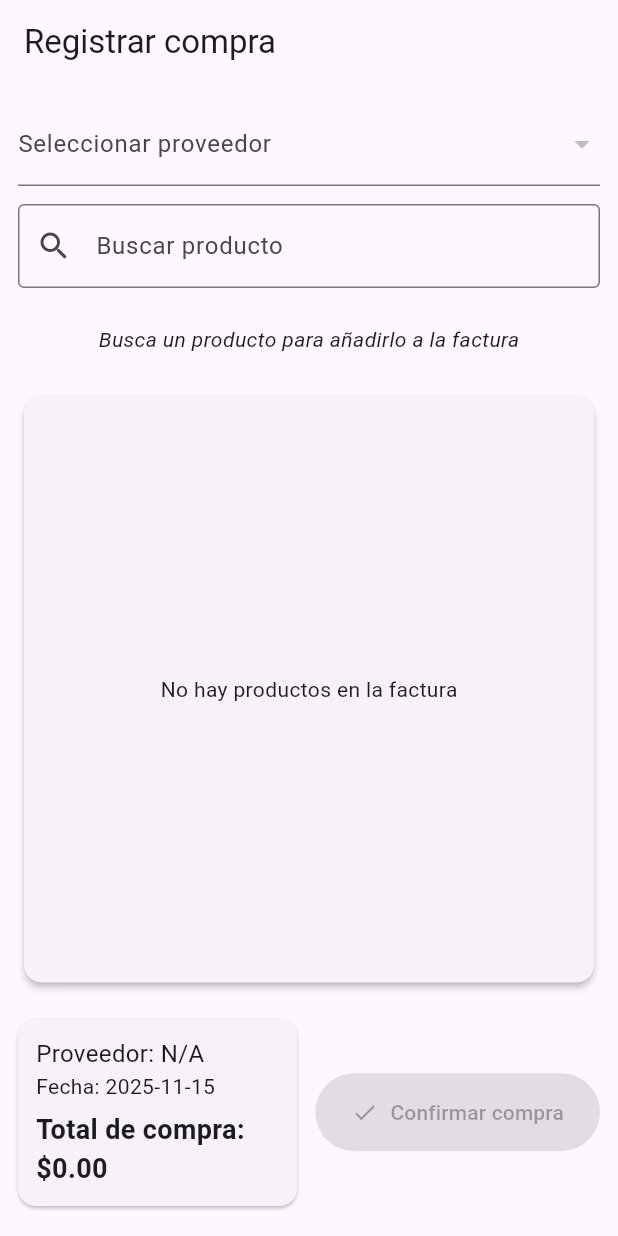
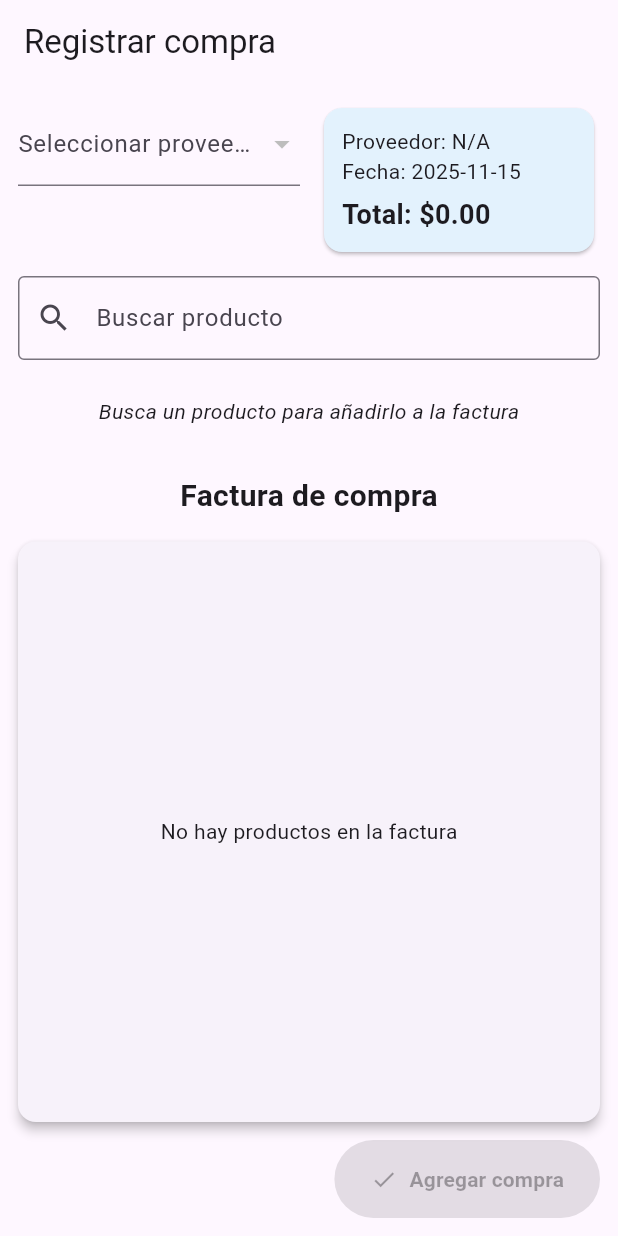
Before and after one commit to Andwan2/farmacia, a Flutter app: the ComprasRegistrarScreen screen opened by its route, on a phone screen of 412 x 824 dp. Run offline on Flutter 3.47's test engine with Material 3 defaults, Android fonts, the phone set to English and light mode, and no system bars; our stand-ins replace go_router, supabase_flutter; accounts and stored records are empty.

Commit message:
mejoras en la screen de compras

```diff
--- a/lib/screens/compras_registrar_screen.dart
+++ b/lib/screens/compras_registrar_screen.dart
@@ -19,17 +19,32 @@ class _ComprasRegistrarScreenState extends State<ComprasRegistrarScreen> {
 
   String? proveedorSeleccionado;
 
+  @override
+  void initState() {
+    super.initState();
+    cargarProductos();
+    cargarProveedores();
+    searchController.addListener(() {
+      filtrarProductos(searchController.text);
+      setState(() {}); // para actualizar la visibilidad condicional
+    });
+  }
+
+  @override
+  void dispose() {
+    searchController.dispose();
+    super.dispose();
+  }
+
   Future<void> cargarProductos() async {
     try {
       final data = await supabase
           .from('productos')
           .select('id_productos, nombre_producto, id_inventario, inventario(stock)');
-      if (mounted && data != null) {
       setState(() {
-          productos = List<Map<String, dynamic>>.from(data);
+        productos = List<Map<String, dynamic>>.from(data as List);
         productosFiltrados = productos;
       });
-      }
     } catch (e) {
       debugPrint('Error cargar productos: $e');
     }
@@ -40,17 +55,19 @@ class _ComprasRegistrarScreenState extends State<ComprasRegistrarScreen> {
       final data = await supabase
           .from('proveedores')
           .select('id_proveedor, nombre_proveedor');
-      if (mounted && data != null) {
       setState(() {
-          proveedores = List<Map<String, dynamic>>.from(data);
+        proveedores = List<Map<String, dynamic>>.from(data as List);
       });
-      }
     } catch (e) {
       debugPrint('Error cargar proveedores: $e');
     }
   }
 
   void filtrarProductos(String query) {
+    if (query.trim().isEmpty) {
+      setState(() => productosFiltrados = []);
+      return;
+    }
     final filtrados = productos.where((p) {
       final nombre = (p['nombre_producto'] ?? '').toString().toLowerCase();
       return nombre.contains(query.toLowerCase());
@@ -75,12 +92,10 @@ class _ComprasRegistrarScreenState extends State<ComprasRegistrarScreen> {
         'precio_unitario': precioUnitario,
         'total': total,
         'id_inventario': producto['id_inventario'],
-        'fecha_vencimiento': fechaVenc, // siempre DateTime? aquí
+        'fecha_vencimiento': fechaVenc, // DateTime? en carrito
       });
     });
   }
-
-
 
   void eliminarDelCarrito(int index) {
     setState(() {
@@ -95,6 +110,15 @@ class _ComprasRegistrarScreenState extends State<ComprasRegistrarScreen> {
     );
   }
 
+  String _nombreProveedor() {
+    if (proveedorSeleccionado == null) return 'N/A';
+    final prov = proveedores.firstWhere(
+      (p) => p['id_proveedor'] == proveedorSeleccionado,
+      orElse: () => {},
+    );
+    return (prov['nombre_proveedor'] ?? 'N/A').toString();
+  }
+
   Future<void> confirmarCompra() async {
     if (carrito.isEmpty || proveedorSeleccionado == null) return;
 
@@ -102,14 +126,6 @@ class _ComprasRegistrarScreenState extends State<ComprasRegistrarScreen> {
     final totalCompra = calcularTotalCompra();
 
     try {
-      // Empleado (si aplica en tu modelo)
-      final empleadoRes = await supabase
-          .from('empleados')
-          .select('id_empleado')
-          .limit(1)
-          .maybeSingle();
-      final idEmpleado = empleadoRes?['id_empleado'];
-
       // Insertar compra
       final compraRes = await supabase
           .from('compras')
@@ -119,11 +135,10 @@ class _ComprasRegistrarScreenState extends State<ComprasRegistrarScreen> {
             'id_proveedor': proveedorSeleccionado,
           })
           .select();
-      final idCompra = compraRes.first['id_compras'];
+      final idCompra = (compraRes as List).first['id_compras'];
 
-      // Insertar detalle y actualizar stock
+      // Por cada ítem del carrito: insertar detalle y actualizar inventario
       for (final item in carrito) {
-      // Insertar detalle (sin fecha_vencimiento)
         await supabase.from('detalle_compras').insert({
           'id_compras': idCompra,
           'id_productos': item['id_producto'],
@@ -132,40 +147,43 @@ class _ComprasRegistrarScreenState extends State<ComprasRegistrarScreen> {
           'subtotal': item['total'],
         });
 
-      // Actualizar inventario: stock + fecha_vencimiento
-      final inventarioRes = await supabase
+        // stock actual
+        final invRes = await supabase
             .from('inventario')
             .select('stock')
             .eq('id_inventario', item['id_inventario'])
             .single();
 
-      final stockActual = inventarioRes['stock'] ?? 0;
-      final nuevoStock = stockActual + item['cantidad'];
+        final stockActual =
+            (invRes['stock'] == null) ? 0 : (invRes['stock'] as num).toInt();
+        final nuevoStock = stockActual + (item['cantidad'] as int);
 
+        // actualizar inventario: stock y fecha_vencimiento (si existe)
         await supabase
             .from('inventario')
             .update({
               'stock': nuevoStock,
               'fecha_vencimiento': item['fecha_vencimiento'] == null
                   ? null
-          : (item['fecha_vencimiento'] as DateTime).toIso8601String().split('T')[0],
+                  : (item['fecha_vencimiento'] as DateTime)
+                      .toIso8601String()
+                      .split('T')
+                      .first,
             })
             .eq('id_inventario', item['id_inventario']);
-
       }
-
 
       if (mounted) {
         ScaffoldMessenger.of(context).showSnackBar(
           const SnackBar(content: Text('Compra registrada correctamente')),
         );
       }
-      if (mounted) {
       setState(() {
         carrito.clear();
         proveedorSeleccionado = null;
+        searchController.clear();
+        productosFiltrados = [];
       });
-      }
     } catch (e) {
       debugPrint('Error al registrar compra: $e');
       if (mounted) {
@@ -177,37 +195,24 @@ class _ComprasRegistrarScreenState extends State<ComprasRegistrarScreen> {
   }
 
   @override
-  void initState() {
-    super.initState();
-    cargarProductos();
-    cargarProveedores();
-    searchController.addListener(() {
-      filtrarProductos(searchController.text);
-    });
-  }
-
-  @override
-  void dispose() {
-    searchController.dispose();
-    super.dispose();
-  }
-
-  @override
   Widget build(BuildContext context) {
     final totalCompra = calcularTotalCompra();
 
     return Scaffold(
-      appBar: AppBar(
-        title: const Text('Registrar compra'),
-      ),
+      appBar: AppBar(title: const Text('Registrar compra')),
       body: Padding(
         padding: const EdgeInsets.all(12),
         child: Column(
           children: [
-            // Proveedor
-            DropdownButtonFormField<String>(
+            // Encabezado: proveedor + resumen
+            Row(
+              crossAxisAlignment: CrossAxisAlignment.start,
+              children: [
+                Expanded(
+                  child: DropdownButtonFormField<String>(
                     value: proveedorSeleccionado,
-              decoration: const InputDecoration(labelText: 'Seleccionar proveedor'),
+                    decoration:
+                        const InputDecoration(labelText: 'Seleccionar proveedor'),
                     items: proveedores.map((prov) {
                       return DropdownMenuItem<String>(
                         value: prov['id_proveedor'],
@@ -216,6 +221,34 @@ class _ComprasRegistrarScreenState extends State<ComprasRegistrarScreen> {
                     }).toList(),
                     onChanged: (value) => setState(() => proveedorSeleccionado = value),
                   ),
+                ),
+                const SizedBox(width: 12),
+                Expanded(
+                  child: Card(
+                    color: Colors.blue.shade50,
+                    child: Padding(
+                      padding: const EdgeInsets.all(12),
+                      child: Column(
+                        crossAxisAlignment: CrossAxisAlignment.start,
+                        children: [
+                          Text('Proveedor: ${_nombreProveedor()}'),
+                          Text(
+                            'Fecha: ${DateTime.now().toLocal().toString().split(' ')[0]}',
+                          ),
+                          const SizedBox(height: 6),
+                          Text(
+                            'Total: \$${totalCompra.toStringAsFixed(2)}',
+                            style: const TextStyle(
+                                fontSize: 18, fontWeight: FontWeight.bold),
+                          ),
+                        ],
+                      ),
+                    ),
+                  ),
+                ),
+              ],
+            ),
+
             const SizedBox(height: 12),
 
             // Búsqueda
@@ -227,9 +260,10 @@ class _ComprasRegistrarScreenState extends State<ComprasRegistrarScreen> {
                 border: OutlineInputBorder(),
               ),
             ),
+
             const SizedBox(height: 12),
 
-            // Tabla productos disponibles
+            // Tabla productos disponibles (solo si hay búsqueda activa)
             if (searchController.text.trim().isNotEmpty)
               Expanded(
                 child: Card(
@@ -260,31 +294,45 @@ class _ComprasRegistrarScreenState extends State<ComprasRegistrarScreen> {
                             DataCell(TextField(
                               controller: cantidadCtrl,
                               keyboardType: TextInputType.number,
-                          decoration: const InputDecoration(border: InputBorder.none, hintText: '0'),
+                              decoration: const InputDecoration(
+                                border: InputBorder.none,
+                                hintText: '0',
+                              ),
                             )),
                             DataCell(TextField(
                               controller: precioCtrl,
                               keyboardType: TextInputType.number,
-                          decoration: const InputDecoration(border: InputBorder.none, hintText: '0.00'),
+                              decoration: const InputDecoration(
+                                border: InputBorder.none,
+                                hintText: '0.00',
+                              ),
                             )),
                             DataCell(TextField(
                               controller: fechaVencCtrl,
-                          decoration: const InputDecoration(border: InputBorder.none, hintText: 'YYYY-MM-DD'),
+                              decoration: const InputDecoration(
+                                border: InputBorder.none,
+                                hintText: 'YYYY-MM-DD',
+                              ),
                             )),
                             DataCell(ElevatedButton.icon(
                               icon: const Icon(Icons.add),
                               label: const Text('Añadir'),
                               onPressed: () {
-                            final cantidad = int.tryParse(cantidadCtrl.text.trim()) ?? 0;
-                            final precio = double.tryParse(precioCtrl.text.trim()) ?? 0;
+                                final cantidad =
+                                    int.tryParse(cantidadCtrl.text.trim()) ?? 0;
+                                final precio =
+                                    double.tryParse(precioCtrl.text.trim()) ?? 0;
                                 final fechaTexto = fechaVencCtrl.text.trim();
 
-                            final fechaRegex = RegExp(r'^\d{4}-\d{2}-\d{2}$');
+                                final fechaRegex =
+                                    RegExp(r'^\d{4}-\d{2}-\d{2}$');
                                 DateTime? fechaFinal;
 
                                 if (cantidad <= 0 || precio <= 0) {
                                   ScaffoldMessenger.of(context).showSnackBar(
-                                const SnackBar(content: Text('Cantidad y precio deben ser mayores a cero')),
+                                    const SnackBar(
+                                        content: Text(
+                                            'Cantidad y precio deben ser mayores a cero')),
                                   );
                                   return;
                                 }
@@ -292,7 +340,9 @@ class _ComprasRegistrarScreenState extends State<ComprasRegistrarScreen> {
                                 if (fechaTexto.isNotEmpty) {
                                   if (!fechaRegex.hasMatch(fechaTexto)) {
                                     ScaffoldMessenger.of(context).showSnackBar(
-                                  const SnackBar(content: Text('Formato inválido. Usa YYYY-MM-DD')),
+                                      const SnackBar(
+                                          content: Text(
+                                              'Formato inválido. Usa YYYY-MM-DD')),
                                     );
                                     return;
                                   }
@@ -300,19 +350,27 @@ class _ComprasRegistrarScreenState extends State<ComprasRegistrarScreen> {
                                     fechaFinal = DateTime.parse(fechaTexto);
                                     if (fechaFinal.isBefore(DateTime.now())) {
                                       ScaffoldMessenger.of(context).showSnackBar(
-                                    const SnackBar(content: Text('La fecha de vencimiento no puede ser anterior a hoy')),
+                                        const SnackBar(
+                                            content: Text(
+                                                'La fecha no puede ser anterior a hoy')),
                                       );
                                       return;
                                     }
                                   } catch (_) {
                                     ScaffoldMessenger.of(context).showSnackBar(
-                                  const SnackBar(content: Text('Fecha inválida')),
+                                      const SnackBar(
+                                          content: Text('Fecha inválida')),
                                     );
                                     return;
                                   }
                                 }
 
-                            agregarAlCarrito(producto, cantidad, precio, fechaFinal);
+                                agregarAlCarrito(
+                                  producto,
+                                  cantidad,
+                                  precio,
+                                  fechaFinal,
+                                );
                               },
                             )),
                           ]);
@@ -321,7 +379,8 @@ class _ComprasRegistrarScreenState extends State<ComprasRegistrarScreen> {
                     ),
                   ),
                 ),
-            )else
+              )
+            else
               const Padding(
                 padding: EdgeInsets.symmetric(vertical: 12),
                 child: Text(
@@ -329,20 +388,36 @@ class _ComprasRegistrarScreenState extends State<ComprasRegistrarScreen> {
                   style: TextStyle(fontStyle: FontStyle.italic),
                 ),
               ),
+
             const SizedBox(height: 12),
 
             // Factura
+            const Padding(
+            padding: EdgeInsets.symmetric(vertical: 8),
+            child: Center(
+              child: Text(
+                'Factura de compra',
+                style: TextStyle(
+                  fontSize: 20,
+                  fontWeight: FontWeight.bold,
+                ),
+              ),
+            ),
+          ),
             Expanded(
               child: Card(
-                elevation: 2,
+                elevation: 3,
+                margin: const EdgeInsets.only(top: 8),
                 child: Padding(
-                  padding: const EdgeInsets.all(8),
+                  padding: const EdgeInsets.all(16),
                   child: carrito.isEmpty
                       ? const Center(child: Text('No hay productos en la factura'))
                       : SingleChildScrollView(
                           scrollDirection: Axis.vertical,
                           child: DataTable(
-                            columnSpacing: 20,
+                            columnSpacing: 24,
+                            headingRowHeight: 40,
+                            dataRowHeight: 48,
                             headingRowColor: WidgetStateProperty.resolveWith(
                               (states) => Colors.grey.shade200,
                             ),
@@ -356,17 +431,21 @@ class _ComprasRegistrarScreenState extends State<ComprasRegistrarScreen> {
                             ],
                             rows: carrito.map((item) {
                               final idx = carrito.indexOf(item);
+                              final precio = (item['precio_unitario'] as num).toStringAsFixed(2);
+                              final subtotal = (item['total'] as num).toStringAsFixed(2);
+                              final fechaStr = item['fecha_vencimiento'] == null
+                                  ? 'N/A'
+                                  : (item['fecha_vencimiento'] as DateTime)
+                                      .toIso8601String()
+                                      .split('T')
+                                      .first;
+
                               return DataRow(cells: [
                                 DataCell(Text(item['nombre'].toString())),
                                 DataCell(Text(item['cantidad'].toString())),
-                                DataCell(Text('\$${(item['precio_unitario'] as num).toStringAsFixed(2)}')),
-                                DataCell(Text('\$${(item['total'] as num).toStringAsFixed(2)}')),
-                                DataCell(Text(
-                                  item['fecha_vencimiento'] == null
-                                      ? 'N/A'
-                                      : (item['fecha_vencimiento'] as DateTime).toIso8601String().split('T')[0],
-                                )),
-
+                                DataCell(Text('\$$precio')),
+                                DataCell(Text('\$$subtotal')),
+                                DataCell(Text(fechaStr)),
                                 DataCell(IconButton(
                                   icon: const Icon(Icons.delete, color: Colors.red),
                                   onPressed: () => eliminarDelCarrito(idx),
@@ -381,55 +460,24 @@ class _ComprasRegistrarScreenState extends State<ComprasRegistrarScreen> {
 
             const SizedBox(height: 12),
 
-            // Resumen y confirmar
-            Row(
-              children: [
-                Expanded(
-                  child: Card(
-                  margin: const EdgeInsets.symmetric(vertical: 8),
-                  child: Padding(
-                    padding: const EdgeInsets.all(12),
-                    child: Column(
-                      crossAxisAlignment: CrossAxisAlignment.start,
-                      children: [
-                        Text('Proveedor: ${_nombreProveedor()}', style: const TextStyle(fontSize: 16)),
-                        Text('Fecha: ${DateTime.now().toLocal().toString().split(' ')[0]}'),
-                        const SizedBox(height: 6),
-                        Text(
-                          'Total de compra: \$${totalCompra.toStringAsFixed(2)}',
-                          style: const TextStyle(fontSize: 18, fontWeight: FontWeight.bold),
-                        ),
-                      ],
-                    ),
-                  ),
-                ),
-
-                ),
-                const SizedBox(width: 12),
-                ElevatedButton.icon(
+            // Confirmar compra
+            Align(
+              alignment: Alignment.centerRight,
+              child: ElevatedButton.icon(
                 icon: const Icon(Icons.check),
-                  label: const Text('Confirmar compra'),
+                label: const Text('Agregar compra', style: TextStyle(fontWeight: FontWeight.bold)),
                 onPressed: carrito.isNotEmpty && proveedorSeleccionado != null
                     ? confirmarCompra
                     : null,
                 style: ElevatedButton.styleFrom(
-                    padding: const EdgeInsets.symmetric(horizontal: 24, vertical: 16),
+                  padding:
+                      const EdgeInsets.symmetric(horizontal: 24, vertical: 16),
                 ),
               ),
-              ],
             ),
           ],
         ),
       ),
     );
   }
-
-  String _nombreProveedor() {
-    if (proveedorSeleccionado == null) return 'N/A';
-    final prov = proveedores.firstWhere(
-      (p) => p['id_proveedor'] == proveedorSeleccionado,
-      orElse: () => {},
-    );
-    return (prov['nombre_proveedor'] ?? 'N/A').toString();
 }
-}
```
Lines whose indentation alone changed are shown as unchanged.
